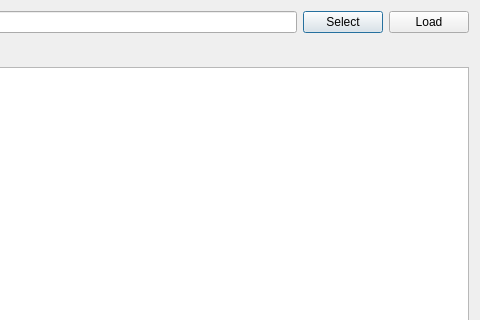
Old version of the form resources/dialog.ui in the repository onetera/tk-iomanager; both pictures show x 564 to 1044 and y 0 to 320 of the 1044 by 685 pixel window.
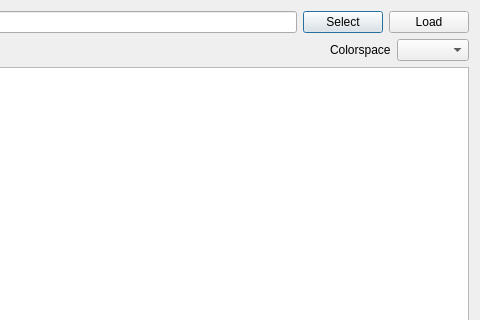
New version of the form.

What changed in the file:
```diff
--- a/resources/dialog.ui
+++ b/resources/dialog.ui
@@ -71,6 +71,16 @@
        </property>
       </spacer>
      </item>
+     <item>
+      <widget class="QLabel" name="label_2">
+       <property name="text">
+        <string>Colorspace</string>
+       </property>
+      </widget>
+     </item>
+     <item>
+      <widget class="QComboBox" name="colorspace_combo"/>
+     </item>
     </layout>
    </item>
    <item>
```
